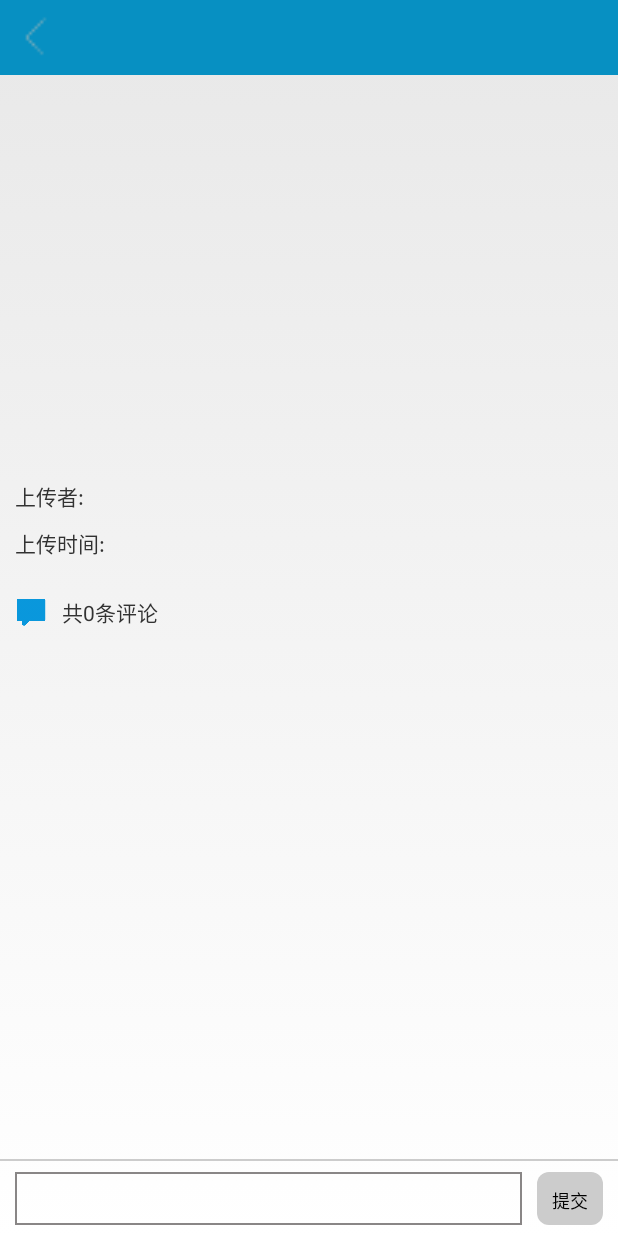
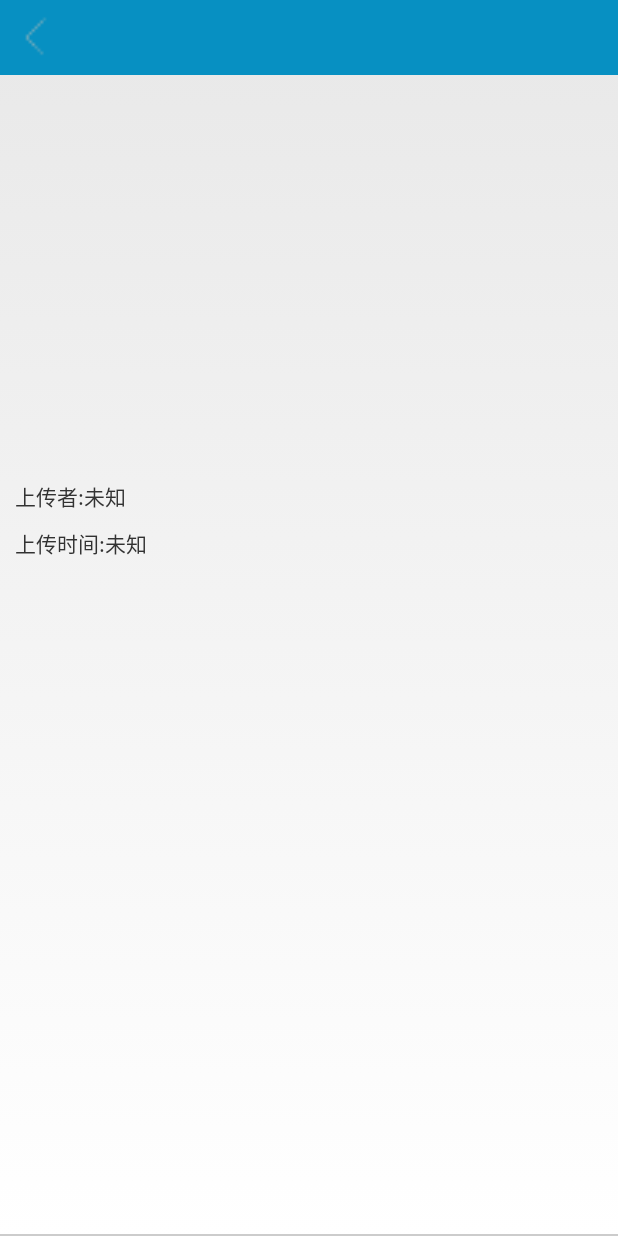
Before and after one commit to yanglangfei/MyWeather, an Android app: the ImageDetail screen opened directly, with no data from a screen before it, on a phone screen of 412 x 824 dp. Run offline under Robolectric (Android 15) with nearby library versions, the light colour scheme and no system bars; libraries missing offline, so code that uses them is left out: cn.bmob.v3; pictures from the network do not load; 6 statements that could not run were skipped.

Commit message:
完善444

```diff
--- a/app/src/main/java/com/yf/myweather/activity/ImageDetail.java
+++ b/app/src/main/java/com/yf/myweather/activity/ImageDetail.java
@@ -1,6 +1,7 @@
 package com.yf.myweather.activity;
 
 import android.app.Activity;
+import android.content.Intent;
 import android.graphics.Bitmap;
 import android.graphics.BitmapFactory;
 import android.os.Bundle;
@@ -10,6 +11,8 @@ import android.view.WindowManager;
 import android.widget.Button;
 import android.widget.EditText;
 import android.widget.ImageView;
+import android.widget.LinearLayout;
+import android.widget.RelativeLayout;
 import android.widget.TextView;
 import android.widget.Toast;
 
@@ -44,8 +47,10 @@ public class ImageDetail extends BaseActivity implements View.OnClickListener {
     private MarkAdapter mAdapter;
     private Button btSub;
     private EditText markEt;
+    private RelativeLayout markLay;
     private  String id;
     private  String uId;
+    private  LinearLayout etLay;
     private  TextView MArk;
     private List<Remark> mRemarks=new ArrayList<>();
 
@@ -82,6 +87,8 @@ public class ImageDetail extends BaseActivity implements View.OnClickListener {
         markEt= (EditText) findViewById(R.id.markEt);
         btSub= (Button) findViewById(R.id.btSub);
         MArk= (TextView) findViewById(R.id.MArk);
+        markLay= (RelativeLayout) findViewById(R.id.markLay);
+        etLay= (LinearLayout) findViewById(R.id.etLay);
         uId= StoreUtils.getUid(this);
         btSub.setOnClickListener(this);
         iv_finish.setOnClickListener(this);
@@ -91,8 +98,16 @@ public class ImageDetail extends BaseActivity implements View.OnClickListener {
         String imagePath = getIntent().getStringExtra("image_path");
         String time=getIntent().getStringExtra("time");
         String uName=getIntent().getStringExtra("uName");
-        tvUpLoder.setText(uName.trim().length()>0 ?"上传者:"+uName : "上传者:未知");
-        tvTime.setText(time.length()>0 ? "上传时间:"+time :"上传时间:"+"未知");
+        tvUpLoder.setText(uName!=null&&uName.trim().length()>0 ?"上传者:"+uName : "上传者:未知");
+        tvTime.setText(time!=null&&time.length()>0 ? "上传时间:"+time :"上传时间:"+"未知");
+        int type=getIntent().getIntExtra("type",0);
+        if(type==1){
+
+        }else {
+            markLay.setVisibility(View.GONE);
+            marLv.setVisibility(View.GONE);
+            etLay.setVisibility(View.GONE);
+        }
         if(imagePath.endsWith("gif")){
             Glide.with(this).load(imagePath).asGif().diskCacheStrategy(DiskCacheStrategy.SOURCE).into(iv_zoom);
         }else {
--- a/app/src/main/java/com/yf/myweather/adapter/ImageAdapter.java
+++ b/app/src/main/java/com/yf/myweather/adapter/ImageAdapter.java
@@ -82,6 +82,7 @@ public class ImageAdapter extends BaseAdapter implements View.OnClickListener {
         intent.putExtra("uName",f.getuName());
         intent.putExtra("time",f.getCreatedAt());
         intent.putExtra("id",f.getObjectId());
+        intent.putExtra("type",1);
         context.startActivity(intent);
 
     }
--- a/app/src/main/res/layout/ui_iv_detail.xml
+++ b/app/src/main/res/layout/ui_iv_detail.xml
@@ -54,6 +54,7 @@
         android:layout_width="match_parent"
         android:layout_height="wrap_content"
         android:layout_below="@+id/iv_zoom"
+        android:id="@+id/markLay"
         android:padding="10dp">
 
         <ImageView
@@ -91,6 +92,7 @@
     <LinearLayout
         android:orientation="horizontal"
         android:layout_width="match_parent"
+        android:id="@+id/etLay"
         android:layout_height="50dp"
         >
         <EditText
```
